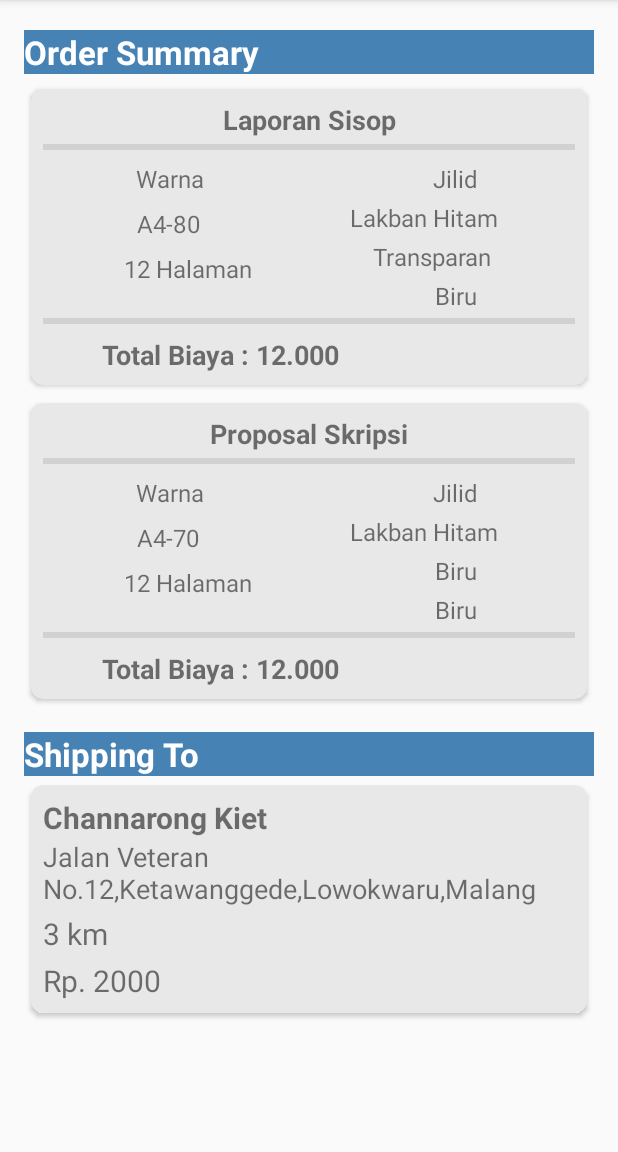
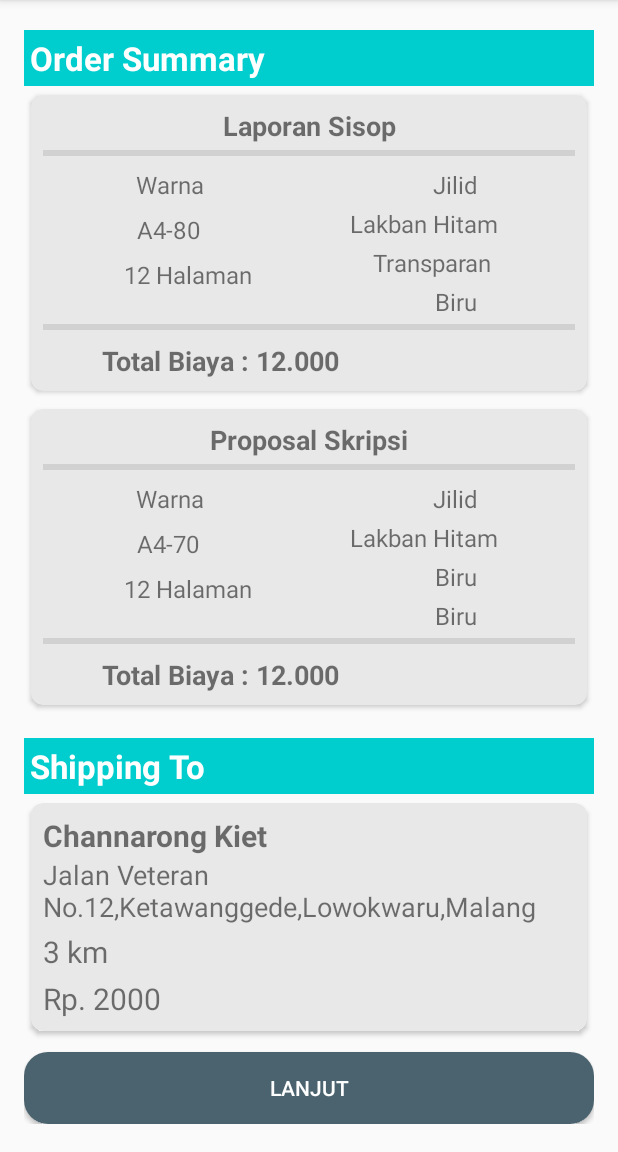
Before and after one commit to LaodeMFauzan/Print-In, an Android app: the OrderSummaryActivity screen opened directly, with no data from a screen before it, on a phone screen of 412 x 824 dp, the part 84-1236 px from its top. Run offline under Robolectric (Android 15) with nearby library versions, the phone set to English and light mode, and no system bars.

Commit message:
added : button next in order summary

```diff
--- a/app/src/main/res/layout/activity_order_summary.xml
+++ b/app/src/main/res/layout/activity_order_summary.xml
@@ -15,6 +15,7 @@
             android:layout_height="wrap_content"
             android:text="@string/label_order_summary"
             android:textSize="22sp"
+            android:padding="4dp"
             android:textStyle="bold"
             android:layout_marginTop="4dp"
             android:textColor="@color/whiteColor"
@@ -28,7 +29,6 @@
                 android:scrollbars="vertical"
                 android:layout_width="wrap_content"
                 android:layout_height="wrap_content"
-                android:layout_marginTop="4dp"
                 app:layout_constraintTop_toBottomOf="@id/tv_label_order_summary"/>
 
         <TextView
@@ -37,6 +37,7 @@
             android:layout_height="wrap_content"
             android:text="@string/label_shipping_to"
             android:textSize="22sp"
+            android:padding="4dp"
             android:background="@color/bg_label_summary"
             android:textColor="@color/whiteColor"
             android:textStyle="bold"
@@ -94,5 +95,15 @@
                     app:layout_constraintTop_toBottomOf="@id/tv_adress_distance"/>
             </android.support.constraint.ConstraintLayout>
         </android.support.v7.widget.CardView>
+
+        <Button
+            android:id="@+id/btn_checkout_order"
+            android:layout_width="match_parent"
+            android:layout_height="wrap_content"
+            android:layout_marginTop="8dp"
+            android:textColor="@color/whiteColor"
+            android:background="@drawable/custom_btn_next"
+            app:layout_constraintTop_toBottomOf="@id/cv_shipping_to"
+            android:text="@string/next"/>
     </android.support.constraint.ConstraintLayout>
 </ScrollView>
--- a/app/src/main/res/values/colors.xml
+++ b/app/src/main/res/values/colors.xml
@@ -14,6 +14,6 @@
     <color name="hint_color">#7D7D7D</color>
     <color name="item_file_criteria">#E8E8E8</color>
     <color name="btn_next">#4B636E</color>
-    <color name="bg_label_summary">#4682b4</color>
+    <color name="bg_label_summary">#00CDCD</color>
 
 </resources>
```
